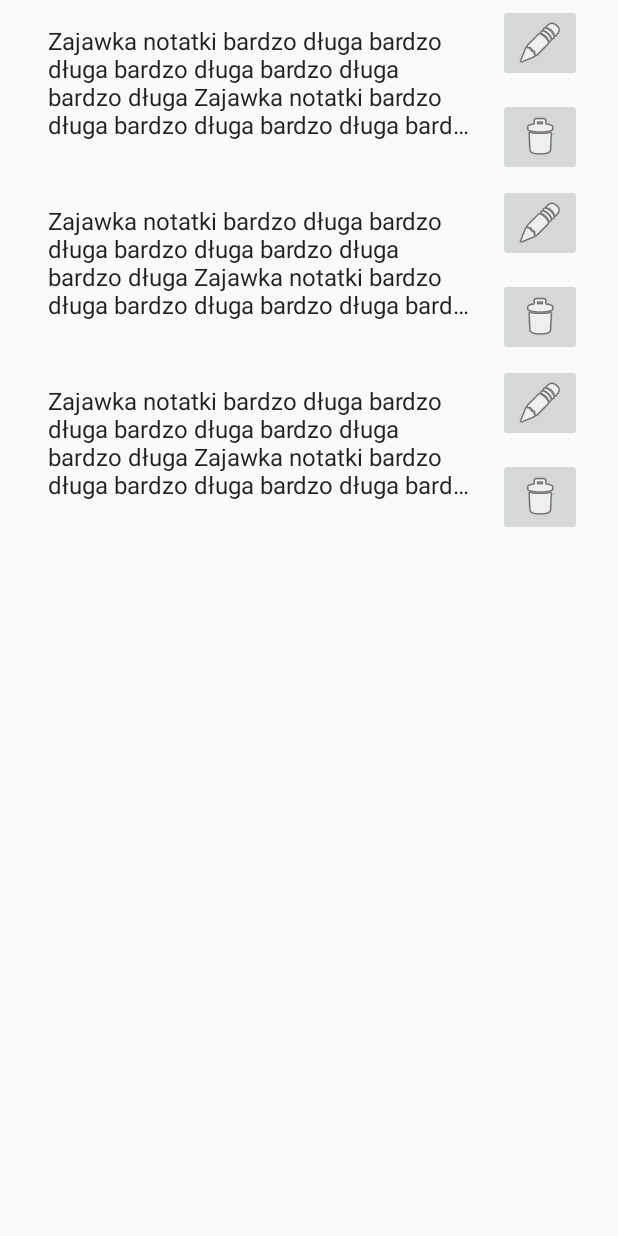
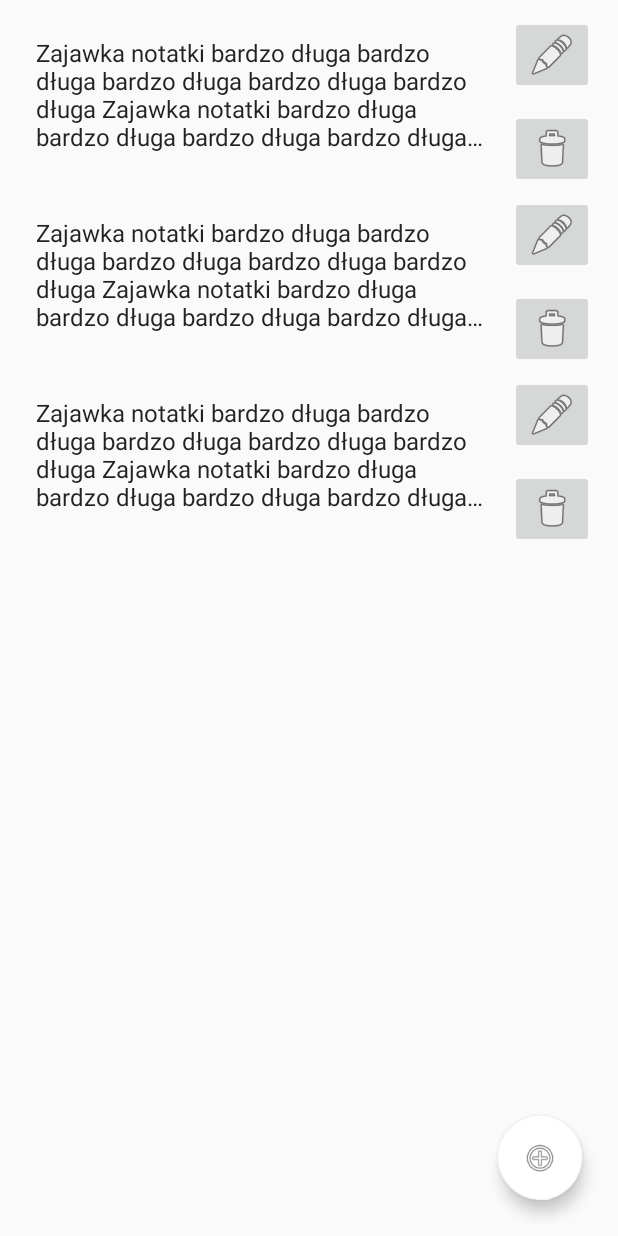
Before and after one commit to circusmagnus/SilvaRerum, an Android app: the layout fragment_note_list.xml on its own in the app's theme, with its tools: preview values and no code run, on a phone screen of 412 x 824 dp. Run offline under Robolectric (Android 15) with nearby library versions, the phone set to English and light mode, and no system bars.

Commit message:
Binding adapters for recycler view seem to work

```diff
--- a/app/src/main/res/layout/activity_main.xml
+++ b/app/src/main/res/layout/activity_main.xml
@@ -2,7 +2,7 @@
 
 <fragment
     xmlns:android="http://schemas.android.com/apk/res/android"
-    android:id="@+id/note_edit_fragment"
-    android:name="pl.wojtach.silvarerum.note.NoteEditFragment"
+    android:id="@+id/note_list_fragment"
+    android:name="pl.wojtach.silvarerum.notes.NotesListFragment"
     android:layout_width="match_parent"
     android:layout_height="match_parent" />
--- a/app/src/main/res/layout/fragment_note_edit.xml
+++ b/app/src/main/res/layout/fragment_note_edit.xml
@@ -2,6 +2,7 @@
 
 <layout
     xmlns:android="http://schemas.android.com/apk/res/android"
+    xmlns:app="http://schemas.android.com/apk/res-auto"
     xmlns:tools="http://schemas.android.com/tools">
 
     <data>
@@ -24,13 +25,13 @@
             android:layout_marginTop="8dp"
             android:layout_marginEnd="8dp"
             android:layout_marginBottom="8dp"
-            android:afterTextChanged="@{viewModel.changeListener}"
             android:ems="10"
             android:gravity="start|top"
             android:hint="@string/your_note"
             android:importantForAutofill="no"
             android:inputType="textMultiLine"
             android:text="@{viewModel.data.content}"
+            app:afterTextChanged="@{viewModel.changeListener}"
             tools:text="Piszę sobie co mnie skrobie" />
 
     </ScrollView>
--- a/app/src/main/res/layout/fragment_note_list.xml
+++ b/app/src/main/res/layout/fragment_note_list.xml
@@ -1,14 +1,57 @@
 <?xml version="1.0" encoding="utf-8"?>
-<androidx.recyclerview.widget.RecyclerView
+
+<layout
     xmlns:android="http://schemas.android.com/apk/res/android"
     xmlns:app="http://schemas.android.com/apk/res-auto"
-    xmlns:tools="http://schemas.android.com/tools"
+    xmlns:tools="http://schemas.android.com/tools">
+
+    <data>
+
+        <variable
+            name="controller"
+            type="pl.wojtach.silvarerum.notes.NotesListFragment" />
+
+        <variable
+            name="viewModel"
+            type="pl.wojtach.silvarerum.notes.NotesViewModel" />
+    </data>
+
+    <androidx.constraintlayout.widget.ConstraintLayout
+        android:layout_width="match_parent"
+        android:layout_height="match_parent"
+        tools:context=".notes.NotesListFragment">
+
+        <com.google.android.material.floatingactionbutton.FloatingActionButton
+            android:id="@+id/floatingActionButton"
+            android:layout_width="wrap_content"
+            android:layout_height="wrap_content"
+            android:layout_marginEnd="16dp"
+            android:layout_marginBottom="16dp"
+            android:clickable="true"
+            android:focusable="true"
+            android:onClick="@{controller.addNewNoteListener}"
+            android:src="@android:drawable/ic_menu_add"
+            app:layout_constraintBottom_toBottomOf="@+id/list"
+            app:layout_constraintEnd_toEndOf="@+id/list" />
+
+        <androidx.recyclerview.widget.RecyclerView
             android:id="@+id/list"
             android:name="pl.wojtach.silvarerum.NotesListFragment"
             android:layout_width="match_parent"
             android:layout_height="match_parent"
-    android:layout_marginLeft="16dp"
-    android:layout_marginRight="16dp"
+            android:layout_marginStart="8dp"
+            android:layout_marginTop="8dp"
+            android:layout_marginEnd="8dp"
+            android:layout_marginBottom="8dp"
+            app:adapter="@{controller.adapter}"
+            app:listData="@{viewModel.notesData}"
             app:layoutManager="LinearLayoutManager"
-    tools:context=".notes.NotesListFragment"
+            app:layout_constraintBottom_toBottomOf="parent"
+            app:layout_constraintEnd_toEndOf="parent"
+            app:layout_constraintStart_toStartOf="parent"
+            app:layout_constraintTop_toTopOf="parent"
             tools:listitem="@layout/note_list_item" />
+
+    </androidx.constraintlayout.widget.ConstraintLayout>
+
+</layout>
--- a/app/src/main/res/layout/note_list_item.xml
+++ b/app/src/main/res/layout/note_list_item.xml
@@ -8,12 +8,12 @@
     <data>
 
         <variable
-            name="note"
+            name="model"
             type="pl.wojtach.silvarerum.NoteData" />
 
         <variable
             name="controller"
-            type="pl.wojtach.silvarerum.notes.NotesRecyclerViewAdapter" />
+            type="pl.wojtach.silvarerum.notes.NotesListFragment" />
     </data>
 
     <androidx.constraintlayout.widget.ConstraintLayout
@@ -29,8 +29,8 @@
             android:ellipsize="end"
             android:maxLines="4"
             android:textAppearance="?attr/textAppearanceListItem"
-            android:text="@{note.content}"
-            android:tag="@{note}"
+            android:text="@{model.content}"
+            android:onClick="@{() -> controller.onClickListener.invoke(model)}"
             app:layout_constraintBottom_toBottomOf="parent"
             app:layout_constraintEnd_toStartOf="@id/buttons_separator"
             app:layout_constraintStart_toStartOf="parent"
@@ -44,7 +44,7 @@
             android:layout_marginEnd="8dp"
             android:layout_marginBottom="8dp"
             android:contentDescription="edit button"
-            android:onClick="@{() -> controller.onEdit.invoke(note)}"
+            android:onClick="@{() -> controller.onEditListener.invoke(model)}"
             app:layout_constraintBottom_toTopOf="@+id/delete_button"
             app:layout_constraintEnd_toEndOf="parent"
             app:layout_constraintStart_toEndOf="@id/buttons_separator"
@@ -57,7 +57,7 @@
             android:layout_height="wrap_content"
             android:layout_marginEnd="8dp"
             android:contentDescription="delete button"
-            android:onClick="@{() -> controller.onDelete.invoke(note)}"
+            android:onClick="@{() -> controller.onDeleteListener.invoke(model)}"
             app:layout_constraintBottom_toBottomOf="parent"
             app:layout_constraintEnd_toEndOf="parent"
             app:layout_constraintStart_toEndOf="@id/buttons_separator"
```
Also changed, not shown: app/build.gradle (+4 -5 lines), app/src/main/java/pl/wojtach/silvarerum/MainActivity.kt (+4 -4 lines), app/src/main/java/pl/wojtach/silvarerum/NoteBindingAdapters.kt (+19 -6 lines), app/src/main/java/pl/wojtach/silvarerum/notes/NotesListFragment.kt (+21 -17 lines), app/src/main/java/pl/wojtach/silvarerum/notes/NotesRecyclerViewAdapter.kt (+8 -30 lines), app/src/main/java/pl/wojtach/silvarerum/notes/NotesViewModel.kt (+7 -1 lines), app/src/main/java/pl/wojtach/silvarerum/views/BindingListAdapter.kt (added, +39 -0 lines). Lines whose indentation alone changed are shown as unchanged.
